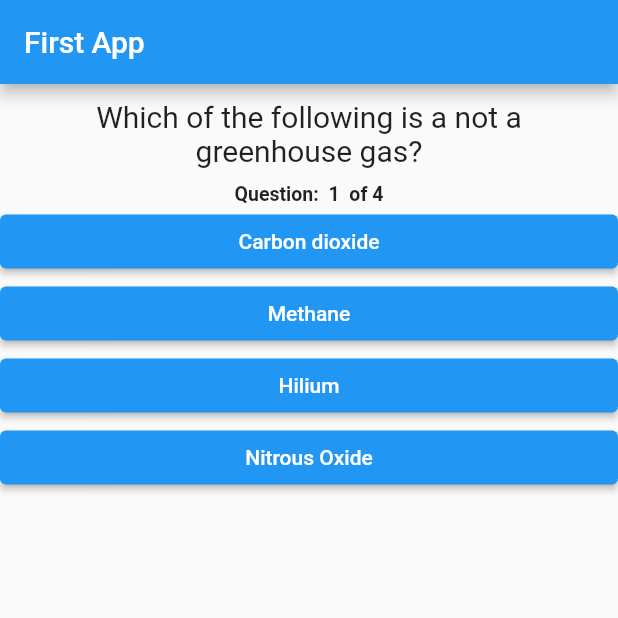
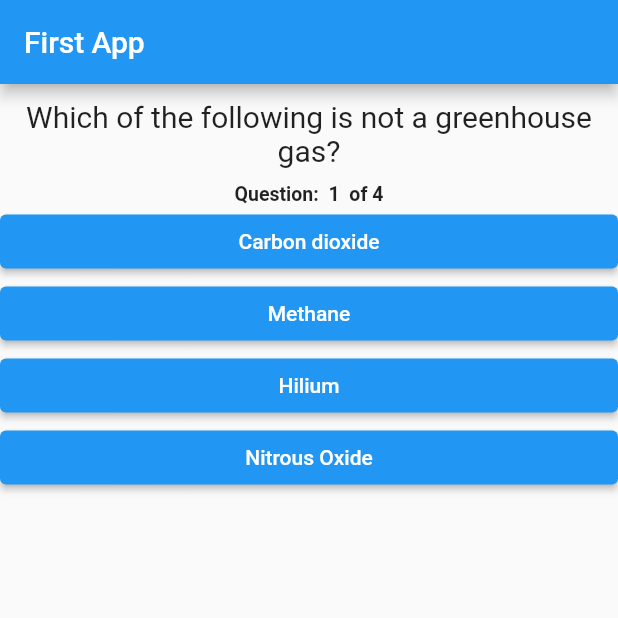
Before and after one commit to BeTheCodeWithYou/flutter-dev, a Flutter app: the screen it shows after launch, on a phone screen of 412 x 824 dp, the top half of it. Run offline on Flutter 3.47's test engine with Material 2 defaults, Android fonts, the phone set to English and light mode, and no system bars.

Commit message:
spelling fix

```diff
--- a/lib/main.dart
+++ b/lib/main.dart
@@ -15,7 +15,7 @@ class MyApp extends StatefulWidget {
 class _MyAppState extends State<MyApp> {
   final _questions = const [
     {
-      'questionText': 'Which of the following is a not a greenhouse gas?',
+      'questionText': 'Which of the following is not a greenhouse gas?',
       'answers': [
         {'text': 'Carbon dioxide', 'score': 0},
         {'text': 'Methane', 'score': 0},
```
